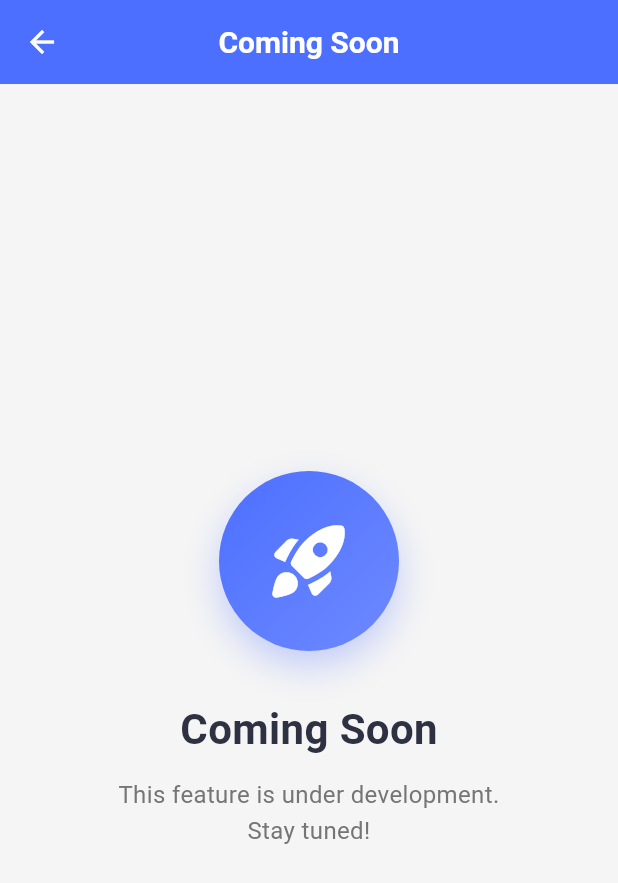
After one commit to khaledebied/inovola-task, a Flutter app: the DashboardScreen screen opened directly, after a tap on the "bar chart" icon, on a phone screen of 412 x 824 dp. The commit adds this screen. Shown: the top 883 px of the screen. Run offline on Flutter 3.47's test engine with Material 3 defaults, Android fonts, the phone set to English and light mode, and no system bars; our stand-ins replace adaptive_theme, auto_route, bloc, cached_network_image, dartz, device_info_plus and 30 more; missing offline and left inert: flutter_rounded_date_picker, simple_connection_checker, tf_dio_cache; accounts and stored records are empty; network calls fail.

Commit message:
Enhance DashboardScreen functionality by integrating a 'Coming Soon' page for future features and updating the bottom navigation bar to support dynamic tap actions. This improves user navigation and prepares the UI for upcoming enhancements.

```diff
--- a/lib/features/expense_tracker/presentaion/pages/dashboard/dashboard_screen.dart
+++ b/lib/features/expense_tracker/presentaion/pages/dashboard/dashboard_screen.dart
@@ -3,6 +3,7 @@ import 'package:expense_tracker/features/expense_tracker/domain/entity/expense_f
 import 'package:expense_tracker/features/expense_tracker/presentaion/manager/dashboard_cubit/dashboard_expense_cubit.dart';
 import 'package:expense_tracker/features/expense_tracker/presentaion/manager/expense_filter_cubit/expense_filter_cubit.dart';
 import 'package:expense_tracker/features/expense_tracker/presentaion/pages/add_expense/add_expense.dart';
+import 'package:expense_tracker/features/expense_tracker/presentaion/pages/dashboard/widgets/coming_soon_page.dart';
 import 'package:expense_tracker/features/expense_tracker/presentaion/pages/dashboard/widgets/dashboard_bottom_navigation.dart';
 import 'package:expense_tracker/features/expense_tracker/presentaion/pages/dashboard/widgets/dashboard_empty_state.dart';
 import 'package:expense_tracker/features/expense_tracker/presentaion/pages/dashboard/widgets/dashboard_expense_item.dart';
@@ -116,7 +117,12 @@ class _DashboardScreenState extends State<DashboardScreen> {
               },
             ),
           ),
-          bottomNavigationBar: const DashboardBottomNavigation(),
+          bottomNavigationBar: DashboardBottomNavigation(
+            onHomeTap: null, // Already on home screen
+            onStatsTap: () => _navigateToComingSoon(context),
+            onCardsTap: () => _navigateToComingSoon(context),
+            onProfileTap: () => _navigateToComingSoon(context),
+          ),
           floatingActionButton: DashboardFab(
             onPressed: () => _navigateToAddExpense(context),
           ),
@@ -153,4 +159,12 @@ class _DashboardScreenState extends State<DashboardScreen> {
       _dashboardCubit.addNewExpense(result);
     }
   }
+
+  void _navigateToComingSoon(BuildContext context) {
+    Navigator.of(context).push(
+      MaterialPageRoute(
+        builder: (_) => const ComingSoonPage(),
+      ),
+    );
+  }
 }
--- /dev/null
+++ b/lib/features/expense_tracker/presentaion/pages/dashboard/widgets/coming_soon_page.dart
@@ -0,0 +1,80 @@
+import 'package:flutter/material.dart';
+
+class ComingSoonPage extends StatelessWidget {
+  const ComingSoonPage({Key? key}) : super(key: key);
+
+  @override
+  Widget build(BuildContext context) {
+    return Scaffold(
+      backgroundColor: const Color(0xFFF5F5F5),
+      appBar: AppBar(
+        backgroundColor: const Color(0xFF4C6FFF),
+        elevation: 0,
+        leading: IconButton(
+          icon: const Icon(Icons.arrow_back, color: Colors.white),
+          onPressed: () => Navigator.of(context).pop(),
+        ),
+        title: const Text(
+          'Coming Soon',
+          style: TextStyle(
+            color: Colors.white,
+            fontWeight: FontWeight.w600,
+          ),
+        ),
+      ),
+      body: Center(
+        child: Column(
+          mainAxisAlignment: MainAxisAlignment.center,
+          children: [
+            Container(
+              width: 120,
+              height: 120,
+              decoration: BoxDecoration(
+                shape: BoxShape.circle,
+                gradient: const LinearGradient(
+                  colors: [Color(0xFF4C6FFF), Color(0xFF6E8AFF)],
+                  begin: Alignment.topLeft,
+                  end: Alignment.bottomRight,
+                ),
+                boxShadow: [
+                  BoxShadow(
+                    color: const Color(0xFF4C6FFF).withOpacity(0.3),
+                    blurRadius: 20,
+                    offset: const Offset(0, 10),
+                  ),
+                ],
+              ),
+              child: const Icon(
+                Icons.rocket_launch_rounded,
+                size: 60,
+                color: Colors.white,
+              ),
+            ),
+            const SizedBox(height: 32),
+            const Text(
+              'Coming Soon',
+              style: TextStyle(
+                fontSize: 28,
+                fontWeight: FontWeight.bold,
+                color: Color(0xFF2D3142),
+              ),
+            ),
+            const SizedBox(height: 12),
+            Padding(
+              padding: const EdgeInsets.symmetric(horizontal: 40),
+              child: Text(
+                'This feature is under development.\nStay tuned!',
+                textAlign: TextAlign.center,
+                style: TextStyle(
+                  fontSize: 16,
+                  color: Colors.grey[600],
+                  height: 1.5,
+                ),
+              ),
+            ),
+          ],
+        ),
+      ),
+    );
+  }
+}
--- a/lib/features/expense_tracker/presentaion/pages/dashboard/widgets/dashboard_bottom_navigation.dart
+++ b/lib/features/expense_tracker/presentaion/pages/dashboard/widgets/dashboard_bottom_navigation.dart
@@ -1,7 +1,18 @@
 import 'package:flutter/material.dart';
 
 class DashboardBottomNavigation extends StatelessWidget {
-  const DashboardBottomNavigation({Key? key}) : super(key: key);
+  final VoidCallback? onHomeTap;
+  final VoidCallback? onStatsTap;
+  final VoidCallback? onCardsTap;
+  final VoidCallback? onProfileTap;
+
+  const DashboardBottomNavigation({
+    Key? key,
+    this.onHomeTap,
+    this.onStatsTap,
+    this.onCardsTap,
+    this.onProfileTap,
+  }) : super(key: key);
 
   @override
   Widget build(BuildContext context) {
@@ -20,23 +31,27 @@ class DashboardBottomNavigation extends StatelessWidget {
       child: Row(
         mainAxisAlignment: MainAxisAlignment.spaceAround,
         children: [
-          _buildNavItem(Icons.home_rounded, true),
-          _buildNavItem(Icons.bar_chart_rounded, false),
+          _buildNavItem(Icons.home_rounded, true, onHomeTap),
+          _buildNavItem(Icons.bar_chart_rounded, false, onStatsTap),
           const SizedBox(width: 64), // Space for FAB
-          _buildNavItem(Icons.credit_card_rounded, false),
-          _buildNavItem(Icons.person_rounded, false),
+          _buildNavItem(Icons.credit_card_rounded, false, onCardsTap),
+          _buildNavItem(Icons.person_rounded, false, onProfileTap),
         ],
       ),
     );
   }
 
-  Widget _buildNavItem(IconData icon, bool isSelected) {
-    return Container(
-      padding: const EdgeInsets.all(12),
-      child: Icon(
-        icon,
-        color: isSelected ? const Color(0xFF4C6FFF) : const Color(0xFF9CA3AF),
-        size: 28,
+  Widget _buildNavItem(IconData icon, bool isSelected, VoidCallback? onTap) {
+    return InkWell(
+      onTap: onTap,
+      borderRadius: BorderRadius.circular(12),
+      child: Container(
+        padding: const EdgeInsets.all(12),
+        child: Icon(
+          icon,
+          color: isSelected ? const Color(0xFF4C6FFF) : const Color(0xFF9CA3AF),
+          size: 28,
+        ),
       ),
     );
   }
```
